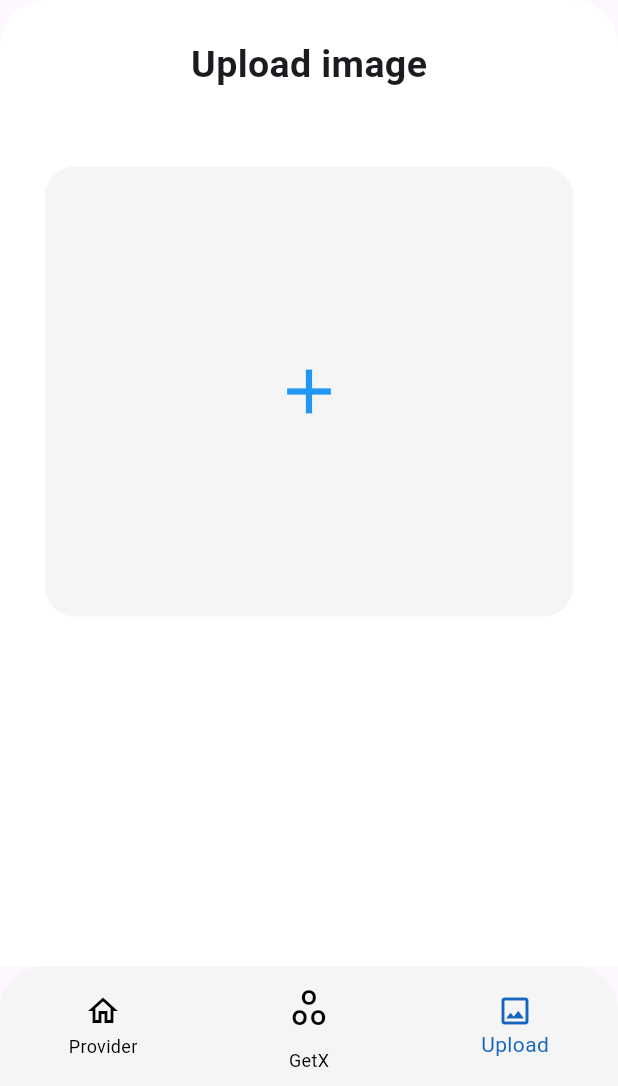
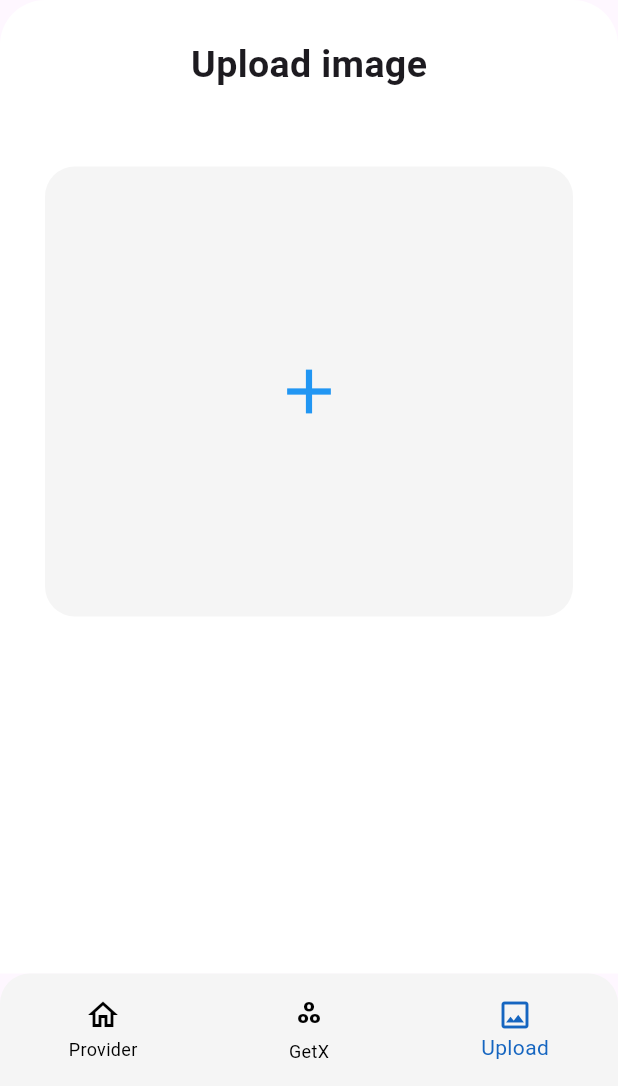
Before and after one commit to Jananisree/CalculatorandImagepicker, a Flutter app: the screen it shows after launch, item 3 of the bottom bar chosen, on a phone screen of 412 x 824 dp, the part 150-1236 px from its top. Run offline on Flutter 3.47's test engine with Material 3 defaults, Android fonts, the phone set to English and light mode, and no system bars; our stand-ins replace device_preview, get, image_picker, math_expressions, permission_handler, shared_preferences.

Commit message:
Final commit

```diff
--- a/lib/Mybottombar.dart
+++ b/lib/Mybottombar.dart
@@ -29,17 +29,6 @@ class _MyBottomNavAppState extends State<MyBottomNavApp> {
 
   @override
   Widget build(BuildContext context) {
-    double screenWidth = MediaQuery.of(context).size.width;
-
-
-    bool isWideScreen = screenWidth > 400;
-
-
-    // Dynamically adjust bottom navigation height based on screen size
-    double bottomNavBarHeight = isWideScreen ? 80.0 : 130.0;
-
-    double bottomNavPadding = MediaQuery.of(context).padding.bottom;
-
     return Scaffold(
       body: SafeArea(
         child: Center(
@@ -51,27 +40,27 @@ class _MyBottomNavAppState extends State<MyBottomNavApp> {
           ),
         ),
       ),
-      bottomNavigationBar: ValueListenableBuilder<int>(
+      bottomNavigationBar: SafeArea(
+        child: ValueListenableBuilder<int>(
           valueListenable: _selectedIndex,
           builder: (context, value, child) {
             return Container(
-            padding: EdgeInsets.only(bottom: bottomNavPadding), // Ensures space for system UI
-            height: bottomNavBarHeight, // Adjusts based on screen size
+              height: 75,
               decoration: BoxDecoration(
                 color: Color(0xffF5F5F5),
                 borderRadius: BorderRadius.only(
-                topLeft: Radius.circular(isWideScreen ? 30.0 : 20.0),
-                topRight: Radius.circular(isWideScreen ? 30.0 : 20.0),
+                  topLeft: Radius.circular(20.0),
+                  topRight: Radius.circular(20.0),
                 ),
               ),
               child: BottomNavigationBar(
-              backgroundColor: Colors.transparent,
-              elevation: 0,
+                backgroundColor: Colors.transparent, // Keeps the color set by Container
+                elevation: 0, // Removes shadow for a cleaner look
                 items: <BottomNavigationBarItem>[
                   BottomNavigationBarItem(
                     icon: Icon(
                       Icons.home_outlined,
-                    color: value == 0 ? Colors.blue[800] : Colors.black,
+                      color: value == 0 ? Colors.blue[800] : Colors.black, // Selected color blue
                     ),
                     label: 'Provider',
                   ),
@@ -79,8 +68,8 @@ class _MyBottomNavAppState extends State<MyBottomNavApp> {
                     icon: Text(
                       'ஃ',
                       style: TextStyle(
-                      fontSize: isWideScreen ? 30 : 24,
-                      color: value == 1 ? Colors.blue[800] : Colors.black,
+                        fontSize: 18,fontWeight: FontWeight.bold,
+                        color: value == 1 ? Colors.blue[800] : Colors.black, // Dynamically change color
                       ),
                     ),
                     label: "GetX",
@@ -88,7 +77,7 @@ class _MyBottomNavAppState extends State<MyBottomNavApp> {
                   BottomNavigationBarItem(
                     icon: Icon(
                       Icons.image_outlined,
-                    color: value == 2 ? Colors.blue[800] : Colors.black,
+                      color: value == 2 ? Colors.blue[800] : Colors.black, // Selected color blue
                     ),
                     label: 'Upload',
                   ),
@@ -101,6 +90,7 @@ class _MyBottomNavAppState extends State<MyBottomNavApp> {
             );
           },
         ),
+      ),
     );
   }
 }
--- a/lib/Upload.dart
+++ b/lib/Upload.dart
@@ -3,21 +3,6 @@ import 'package:image_picker/image_picker.dart';
 import 'package:permission_handler/permission_handler.dart';
 import 'dart:io';
 import 'package:shared_preferences/shared_preferences.dart';
-
-void main() {
-  runApp(const MyApp());
-}
-
-class MyApp extends StatelessWidget {
-  const MyApp({super.key});
-
-  @override
-  Widget build(BuildContext context) {
-    return MaterialApp(
-      home: const Upload(),
-    );
-  }
-}
 
 class Upload extends StatefulWidget {
   const Upload({super.key});
@@ -29,6 +14,7 @@ class Upload extends StatefulWidget {
 class _UploadState extends State<Upload> {
   final ImagePicker _picker = ImagePicker();
   final ValueNotifier<File?> _selectedImageNotifier = ValueNotifier<File?>(null);
+  final ValueNotifier<bool> _permissionsDeniedNotifier = ValueNotifier<bool>(false);
 
   @override
   void initState() {
@@ -50,21 +36,18 @@ class _UploadState extends State<Upload> {
     prefs.setString('selected_image_path', image.path);
   }
 
-  Future<void> _pickImage(ImageSource source) async {
-    if (source == ImageSource.camera) {
+  Future<void> _checkPermissionAndPickImage(ImageSource source) async {
     final permissionStatus = await Permission.camera.request();
-      if (!permissionStatus.isGranted) {
-        ScaffoldMessenger.of(context).showSnackBar(
-          const SnackBar(content: Text("Camera permission denied")),
-        );
-        return;
-      }
-    }
 
+    if (permissionStatus.isGranted) {
+      _permissionsDeniedNotifier.value = false;
       final pickedFile = await _picker.pickImage(source: source);
       if (pickedFile != null) {
         final imageFile = File(pickedFile.path);
         await _setImage(imageFile);
+      }
+    } else {
+      _permissionsDeniedNotifier.value = true;
     }
   }
 
@@ -96,7 +79,7 @@ class _UploadState extends State<Upload> {
                 title: const Text("Camera", style: TextStyle(fontWeight: FontWeight.bold)),
                 onTap: () {
                   Navigator.pop(context);
-                  _pickImage(ImageSource.camera);
+                  _checkPermissionAndPickImage(ImageSource.camera);
                 },
               ),
               const Divider(color: Colors.black12, thickness: 1),
@@ -109,7 +92,7 @@ class _UploadState extends State<Upload> {
                 title: const Text("Gallery", style: TextStyle(fontWeight: FontWeight.bold)),
                 onTap: () {
                   Navigator.pop(context);
-                  _pickImage(ImageSource.gallery);
+                  _checkPermissionAndPickImage(ImageSource.gallery);
                 },
               ),
             ],
@@ -158,6 +141,7 @@ class _UploadState extends State<Upload> {
               topRight: Radius.circular(30),
             ),
           ),
+          child: SingleChildScrollView(
             child: Column(
               children: [
                 const Padding(
@@ -202,7 +186,34 @@ class _UploadState extends State<Upload> {
                           ),
                         ),
                       ),
-                    const SizedBox(height: 20),
+                      const SizedBox(height: 55),
+                      ValueListenableBuilder<bool>(
+                        valueListenable: _permissionsDeniedNotifier,
+                        builder: (context, permissionsDenied, child) {
+                          return permissionsDenied
+                              ? Card(
+                            elevation: 2,
+                                child: Container(
+                                  padding: EdgeInsets.all(8),
+                                  decoration: BoxDecoration(
+                                color: Colors.white,
+                                borderRadius: BorderRadius.circular(10),
+                                  ),
+                                  child: Column(
+                                    crossAxisAlignment: CrossAxisAlignment.start,
+                                children: [
+                                  Text("Error!",style: TextStyle(fontWeight: FontWeight.bold,color: Colors.red),),
+                                  Text(
+                                    "Please the enable camera permission ",
+                                  ),
+                                ],
+                                  ),
+                                ),
+                              )
+                              : const SizedBox();
+                        },
+                      ),
+                      const SizedBox(height: 10),
                       ValueListenableBuilder<File?>(
                         valueListenable: _selectedImageNotifier,
                         builder: (context, selectedImage, child) {
@@ -215,7 +226,7 @@ class _UploadState extends State<Upload> {
                                 child: CircleAvatar(
                                   radius: 30,
                                   backgroundColor: Colors.blue[800],
-                                child: Icon(Icons.mode_edit_outline_outlined,color: Colors.white,),
+                                  child: Icon(Icons.mode_edit_outline_outlined, color: Colors.white),
                                 ),
                               ),
                               SizedBox(width: 20),
@@ -224,7 +235,7 @@ class _UploadState extends State<Upload> {
                                 child: CircleAvatar(
                                   radius: 30,
                                   backgroundColor: Colors.blue[800],
-                                child: Icon(Icons.check,color: Colors.white,),
+                                  child: Icon(Icons.check, color: Colors.white),
                                 ),
                               ),
                             ],
@@ -239,6 +250,7 @@ class _UploadState extends State<Upload> {
             ),
           ),
         ),
+      ),
     );
   }
 }
--- a/lib/main.dart
+++ b/lib/main.dart
@@ -1,18 +1,30 @@
 import 'package:flutter/material.dart';
 import 'package:flutter/services.dart';
-import 'Mybottombar.dart';
-
+import 'package:device_preview/device_preview.dart'; // Import the device preview package
+import 'Mybottombar.dart'; // Your custom bottom navigation app
 
 void main() {
   WidgetsFlutterBinding.ensureInitialized();
   SystemChrome.setPreferredOrientations([
     DeviceOrientation.portraitDown,
     DeviceOrientation.portraitUp
-  ]);
-  runApp(MyApp());
+  ]); // Locks the app to portrait mode
+
+  runApp(
+    DevicePreview(
+      enabled: true, // Set to false in production to disable the preview
+      tools: const [
+        ...DevicePreview.defaultTools, // Default set of tools
+        // Add custom plugins here if needed
+      ],
+      builder: (context) => const MyApp(), // Your app widget
+    ),
+  );
 }
 
 class MyApp extends StatelessWidget {
+  const MyApp({super.key});
+
   @override
   Widget build(BuildContext context) {
     return MaterialApp(
@@ -20,7 +32,10 @@ class MyApp extends StatelessWidget {
       theme: ThemeData(
         primarySwatch: Colors.blue,
       ),
-      home: MyBottomNavApp(),debugShowCheckedModeBanner: false,
+      home: MyBottomNavApp(), // Your custom bottom navigation app
+      debugShowCheckedModeBanner: false, // Disables the debug banner
+      locale: DevicePreview.locale(context), // This ensures the locale is correct in preview mode
+      builder: DevicePreview.appBuilder, // Ensures the preview works across the app
     );
   }
 }
```
Lines whose indentation alone changed are shown as unchanged.
